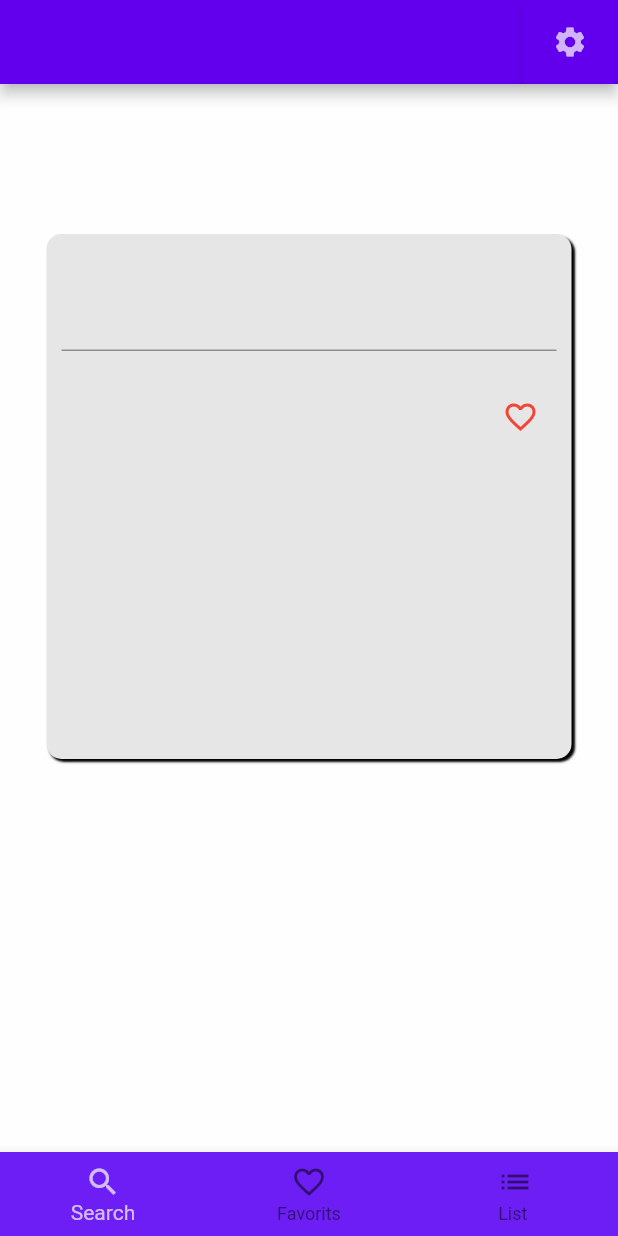
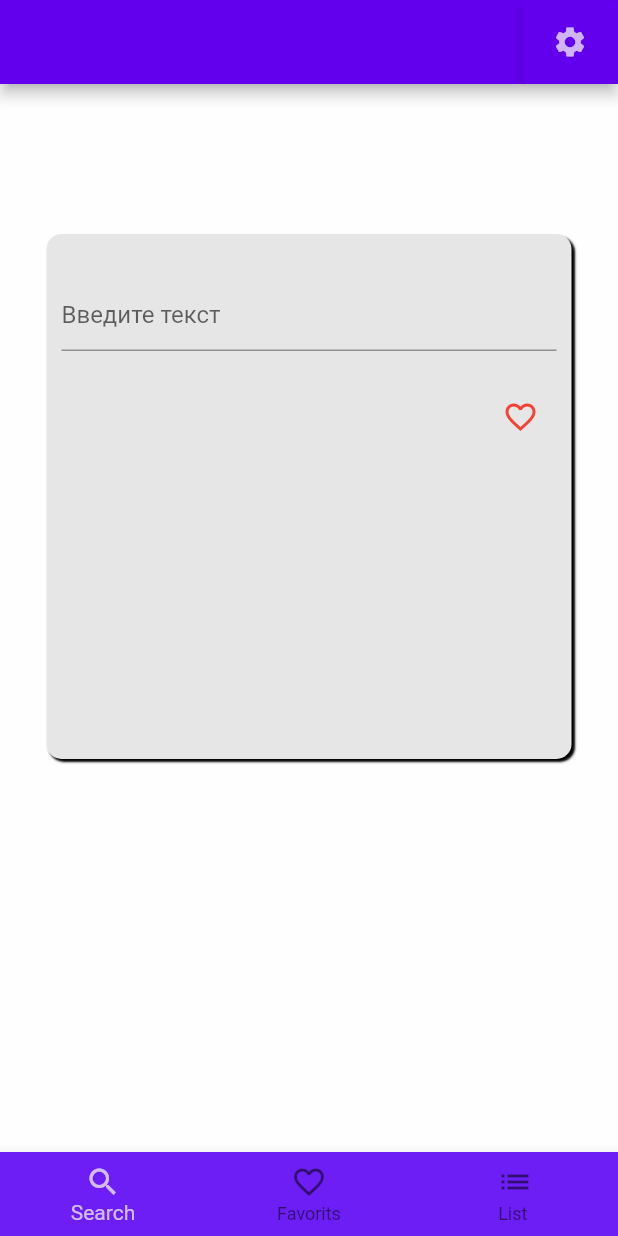
Before and after one commit to neyrodzen/Dictionary_2, a Flutter app: the screen it shows after launch, on a phone screen of 412 x 824 dp. Run offline on Flutter 3.47's test engine with Material 2 defaults, Android fonts, the phone set to English and light mode, and no system bars; our stand-ins replace awesome_notifications, hive, hive_flutter; missing offline and left inert: notification_permissions, translator; accounts and stored records are empty.

```diff
--- a/lib/data_base/data_base.dart
+++ b/lib/data_base/data_base.dart
@@ -19,7 +19,9 @@ class DataBase {
   Future<bool> containsFavorite(String key) async {
     var boxFavorite = await Hive.openBox<String>('FavoriteBox');
     bool flag = boxFavorite.containsKey(key);
-    await boxFavorite.close();
+    if (key == ' ') {
+      await boxFavorite.close();
+    }
     return flag;
   }
 
@@ -100,7 +102,7 @@ class DataBase {
   Future<Map<String, String>> getNextWords() async {
     final boxLearn = await Hive.openBox<String>('FavoriteBox');
     final String key = boxLearn.keyAt(count) as String;
-    final String value = boxLearn.getAt(count)?? 'Список пуст';
+    final String value = boxLearn.getAt(count) ?? 'Список пуст';
     Map<String, String> map = {key: value};
     return map;
   }
--- a/lib/home_page/view/search_list.dart
+++ b/lib/home_page/view/search_list.dart
@@ -95,8 +95,8 @@ class _SearchListState extends State<SearchList> {
     return Column(
       children: [
         Column(
-          children: [
-            const SizedBox(
+          children: const [
+            SizedBox(
               height: 100,
             ),
           ],
@@ -122,6 +122,10 @@ class _SearchListState extends State<SearchList> {
                   const SizedBox(height: 20),
                   TextField(
                     controller: textcontroller,
+                    decoration: const InputDecoration(
+                      hintText: 'Введите текст',
+                      ),
+
                   ),
                   const SizedBox(height: 20),
                   Row(
--- a/lib/local_notice_service/create_notification.dart
+++ b/lib/local_notice_service/create_notification.dart
@@ -46,7 +46,7 @@ import '../setting_page/setting_page.dart';
         NotificationActionButton(
             key: 'next',
             label: '____next',
-            color: Color.fromARGB(255, 35, 22, 22),
+            color: const Color.fromARGB(255, 35, 22, 22),
             actionType: ActionType.SilentAction),
       ],
     );
--- a/pubspec.yaml
+++ b/pubspec.yaml
@@ -34,6 +34,8 @@ dependencies:
   awesome_notifications: ^0.7.4+1
   hive_flutter: ^1.1.0
   hive: ^2.2.3
+  notification_permissions: ^0.6.1
+  translator: ^0.1.7
 
 
   # The following adds the Cupertino Icons font to your application.
```
Also changed, not shown: lib/home_page/api_client/api_client.dart (+7 -16 lines), lib/setting_page/setting_page.dart (+46 -26 lines), pubspec.lock, 1 other file. Lines whose indentation alone changed are shown as unchanged.
